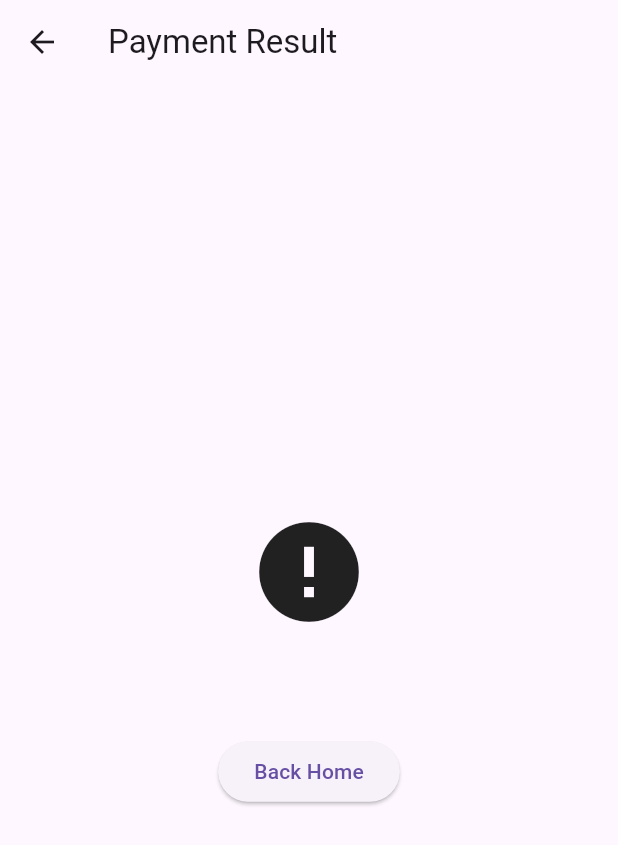
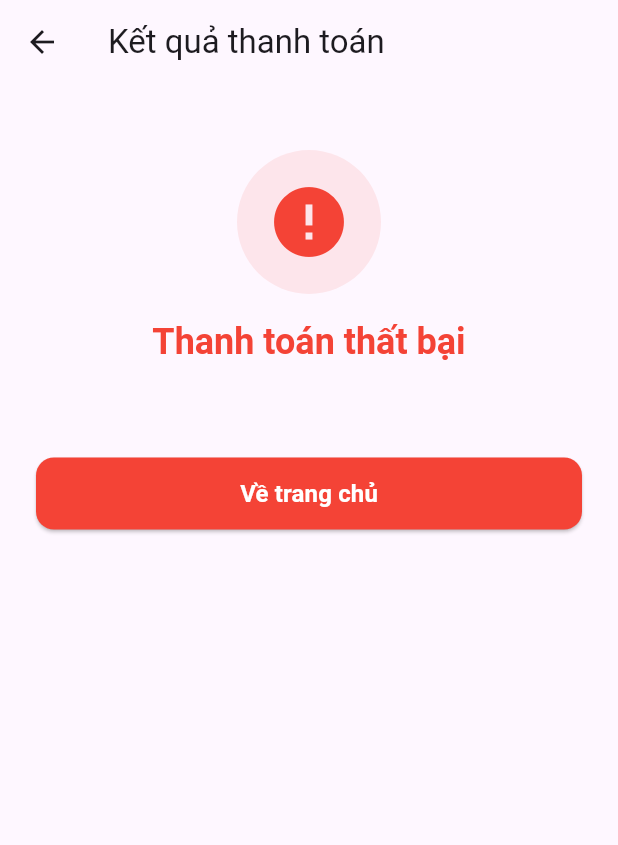
Before and after one commit to linhvo123/payment, a Flutter app: the PaymentResultScreen screen opened directly with empty values, on a phone screen of 412 x 824 dp. Shown: the top 845 px of the screen. Run offline on Flutter 3.47's test engine with Material 3 defaults, Android fonts, the light colour scheme and no system bars; our stand-ins replace flutter_dotenv, webview_flutter.

Commit message:
update UI

```diff
--- a/flutter_payment/lib/main.dart
+++ b/flutter_payment/lib/main.dart
@@ -1,8 +1,11 @@
 import 'package:flutter/material.dart';
+import 'package:flutter_dotenv/flutter_dotenv.dart';
 
 import 'screens/home_screen.dart';
 
-void main() {
+Future<void> main() async {
+  // Load environment variables from .env file
+  await dotenv.load();
   runApp(
     const MyApp(),
   );
--- a/flutter_payment/lib/screens/payment_result_screen.dart
+++ b/flutter_payment/lib/screens/payment_result_screen.dart
@@ -3,53 +3,153 @@ import 'package:flutter/material.dart';
 class PaymentResultScreen extends StatelessWidget {
   final bool success;
   final String message;
+  final bool pending;
+  final Map<String, dynamic>? data;
 
   const PaymentResultScreen({
     super.key,
     required this.success,
     required this.message,
+    this.pending = false,
+    this.data,
   });
 
   @override
   Widget build(BuildContext context) {
+    final theme = Theme.of(context);
+    final color = success ? Colors.green : Colors.red;
+    final icon = success ? Icons.check_circle : Icons.error;
+    final title = success ? 'Thanh toán thành công!' : 'Thanh toán thất bại';
+
     return Scaffold(
-      appBar: AppBar(
-        title: const Text('Payment Result'),
+      appBar: AppBar(title: const Text('Kết quả thanh toán')),
+      body: SafeArea(
+        child: SingleChildScrollView(
+          padding: const EdgeInsets.all(24),
+          child: Column(
+            children: [
+              const SizedBox(height: 20),
+
+              // Icon
+              Container(
+                width: 96,
+                height: 96,
+                decoration: BoxDecoration(
+                  color: color.withValues(alpha: 0.1),
+                  shape: BoxShape.circle,
                 ),
-      body: Center(
-        child: Column(
-          mainAxisAlignment: MainAxisAlignment.center,
-          children: [
-            Icon(
-              success
-                  ? Icons.check_circle
-                  : Icons.error,
-              size: 80,
+                child: Icon(icon, size: 56, color: color),
               ),
 
-            const SizedBox(height: 20),
+              const SizedBox(height: 16),
 
+              // Title
               Text(
-              message,
-              style: const TextStyle(
-                fontSize: 20,
+                title,
+                style: theme.textTheme.headlineSmall?.copyWith(
+                  fontWeight: FontWeight.bold,
+                  color: color,
                 ),
               ),
 
-            const SizedBox(height: 20),
+              if (data != null && data!['amount'] != null) ...[
+                const SizedBox(height: 8),
 
-            ElevatedButton(
+                // Amount
+                Text(
+                  _formatAmount(data!['amount'].toString()),
+                  style: theme.textTheme.headlineMedium?.copyWith(
+                    fontWeight: FontWeight.w800,
+                    color: color,
+                  ),
+                ),
+              ],
+
+              const SizedBox(height: 8),
+
+              Text(
+                data?['orderInfo'] ?? message,
+                textAlign: TextAlign.center,
+                style: TextStyle(fontSize: 14, color: Colors.grey[600]),
+              ),
+
+              if (data != null) ...[
+                const SizedBox(height: 24),
+                const Divider(),
+                const SizedBox(height: 8),
+
+                _detailRow('Mã giao dịch', data!['txnRef']),
+                _detailRow('Mã VNPay', data!['transactionNo']),
+                _detailRow('Ngân hàng', data!['bankCode']),
+                _detailRow('Thời gian', data!['payDate']),
+                _detailRow(
+                  'Trạng thái',
+                  success ? 'Thành công' : 'Thất bại',
+                  valueColor: color,
+                ),
+              ],
+
+              const SizedBox(height: 32),
+
+              // Back to home button
+              SizedBox(
+                width: double.infinity,
+                height: 48,
+                child: ElevatedButton(
+                  style: ElevatedButton.styleFrom(
+                    backgroundColor: color,
+                    foregroundColor: Colors.white,
+                    shape: RoundedRectangleBorder(
+                      borderRadius: BorderRadius.circular(12),
+                    ),
+                  ),
                   onPressed: () {
-                Navigator.popUntil(
-                  context,
-                  (route) => route.isFirst,
-                );
+                    Navigator.popUntil(context, (route) => route.isFirst);
                   },
-              child: const Text("Back Home"),
+                  child: const Text(
+                    'Về trang chủ',
+                    style: TextStyle(fontSize: 16, fontWeight: FontWeight.w600),
+                  ),
+                ),
               ),
             ],
           ),
         ),
+      ),
     );
   }
+
+  Widget _detailRow(String label, dynamic value, {Color? valueColor}) {
+    final displayValue = value?.toString() ?? '-';
+    return Padding(
+      padding: const EdgeInsets.symmetric(vertical: 6),
+      child: Row(
+        mainAxisAlignment: MainAxisAlignment.spaceBetween,
+        children: [
+          Text(label, style: TextStyle(color: Colors.grey[600], fontSize: 14)),
+          Text(
+            displayValue,
+            style: TextStyle(
+              fontWeight: FontWeight.w600,
+              fontSize: 14,
+              color: valueColor ?? Colors.black87,
+            ),
+          ),
+        ],
+      ),
+    );
   }
+
+  String _formatAmount(String raw) {
+    final n = int.tryParse(raw) ?? 0;
+    final vnd = n ~/ 100;
+    // Simple formatting
+    final str = vnd.toString();
+    final buffer = StringBuffer();
+    for (int i = 0; i < str.length; i++) {
+      if (i > 0 && (str.length - i) % 3 == 0) buffer.write('.');
+      buffer.write(str[i]);
+    }
+    return '$buffer ₫';
+  }
+}
--- a/flutter_payment/pubspec.yaml
+++ b/flutter_payment/pubspec.yaml
@@ -34,6 +34,9 @@ dependencies:
   # The following adds the Cupertino Icons font to your application.
   # Use with the CupertinoIcons class for iOS style icons.
   cupertino_icons: ^1.0.8
+  http: ^1.2.0
+  webview_flutter: ^4.10.0
+  flutter_dotenv: ^5.2.1
 
 dev_dependencies:
   flutter_test:
@@ -56,6 +59,9 @@ flutter:
   # included with your application, so that you can use the icons in
   # the material Icons class.
   uses-material-design: true
+
+  assets:
+    - .env
 
   # To add assets to your application, add an assets section, like this:
   # assets:
```
Also changed, not shown: flutter_payment/lib/models/payment_result.dart (+20 -0 lines), flutter_payment/lib/screens/payment_screen.dart (+32 -26 lines), flutter_payment/lib/screens/payment_webview.dart (added, +114 -0 lines), flutter_payment/lib/services/api_service.dart (added, +49 -0 lines), flutter_payment/lib/services/gateways/vnpay_gateway.dart (+25 -7 lines), flutter_payment/pubspec.lock, 4 other files. Lines whose indentation alone changed are shown as unchanged.
